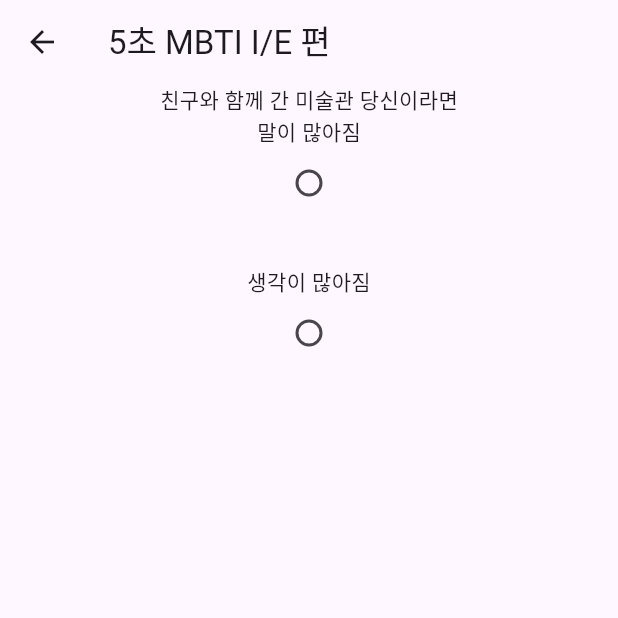
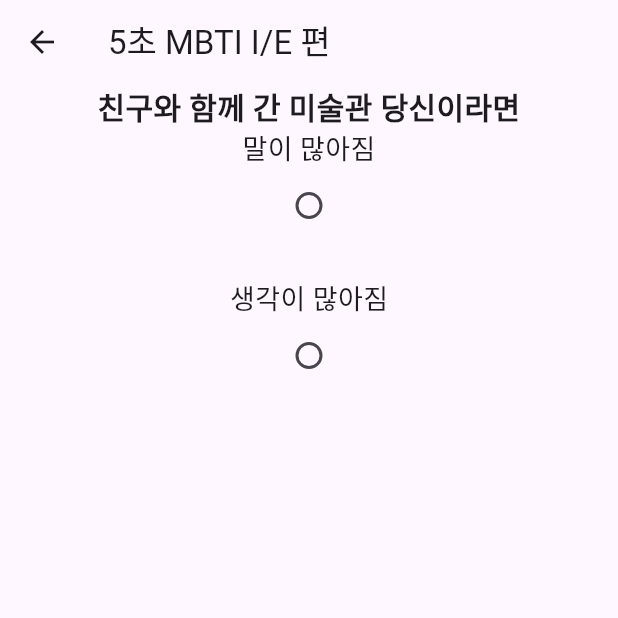
Before and after one commit to grootwo/Flutter-studying, a Flutter app: the screen it shows after launch, after a tap on "MBTI", on a phone screen of 412 x 824 dp, the top half of it. Run offline on Flutter 3.47's test engine with Material 3 defaults, Android fonts, the phone set to English and light mode, and no system bars; our stand-ins replace firebase_analytics, firebase_core, flutter_time_picker_spinner, shared_preferences; accounts and stored records are empty.

Commit message:
design: set question page design

```diff
--- a/mobile-programming-lecture/personality_test/lib/sub/question_page.dart
+++ b/mobile-programming-lecture/personality_test/lib/sub/question_page.dart
@@ -40,11 +40,16 @@ return const Center(child: CircularProgressIndicator());
           child: Column(
             children: [
 // 선택지 텍스트 표시
-              Text(questions['selects'][index]),
+          Text(questions['selects'][index],
+          style: const TextStyle(
+            fontSize: 18,
+          ),
+        ),
 // [p.94] Radio 위젯으로 선택 기능 구현
               Radio(
                 value: index,
                 groupValue: selectNumber,
+                activeColor: Colors.purple,
                 onChanged: (value) {
                   setState(() {
                     selectNumber = index;
@@ -61,7 +66,13 @@ return const Center(child: CircularProgressIndicator());
     body: Column(
       children: [
 // [p.93] 질문 본문 출력
-        Text(questions['question'].toString()),
+Text(questions['question'].toString(),
+style: const TextStyle(
+  fontSize: 20,
+  fontWeight: FontWeight.bold,
+),
+  textAlign: TextAlign.center,
+),
 // [p.93] Expanded + ListView로 선택지 스크롤 가능 구조 구성
         Expanded(
           child: ListView.builder(
```
